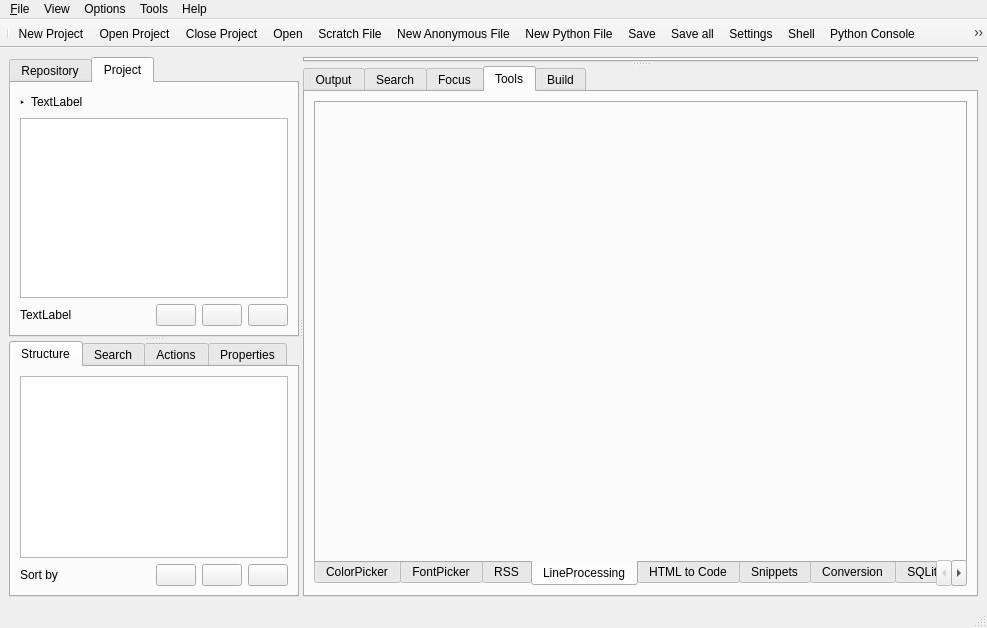
Qt form src/mainwindow.ui (jplozf/bside) before a commit.
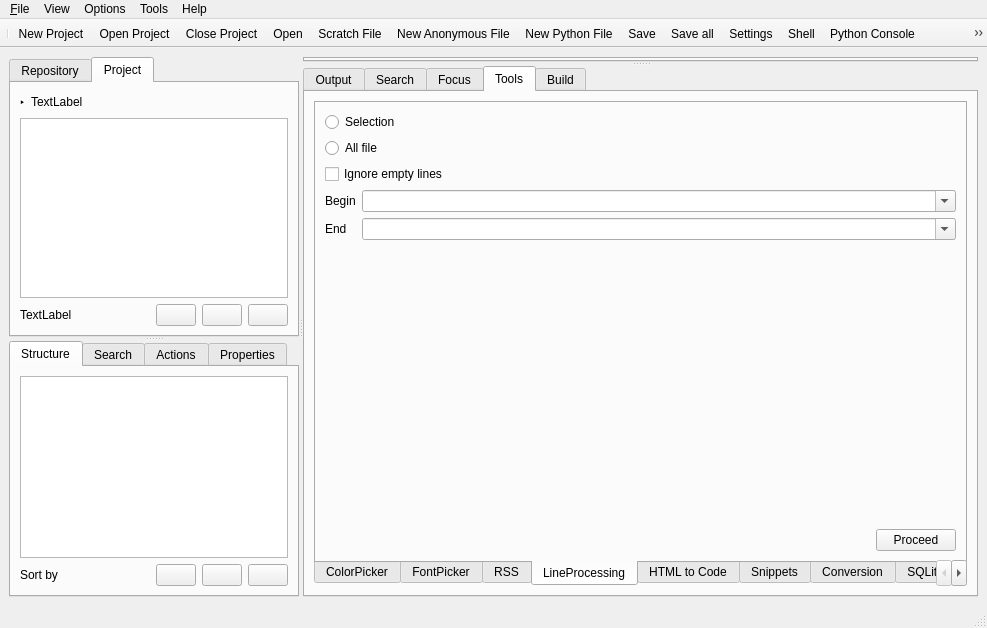
The same form after that commit. The open tabs and pages were chosen to show the change. Icons and pictures are not drawn.

```diff
--- a/src/mainwindow.ui
+++ b/src/mainwindow.ui
@@ -636,6 +636,105 @@
              <attribute name="title">
               <string>LineProcessing</string>
              </attribute>
+             <layout class="QGridLayout" name="gridLayout_25">
+              <item row="0" column="0">
+               <layout class="QVBoxLayout" name="verticalLayout_11">
+                <item>
+                 <widget class="QRadioButton" name="radioButton_2">
+                  <property name="text">
+                   <string>Selection</string>
+                  </property>
+                 </widget>
+                </item>
+                <item>
+                 <widget class="QRadioButton" name="radioButton">
+                  <property name="text">
+                   <string>All file</string>
+                  </property>
+                 </widget>
+                </item>
+                <item>
+                 <widget class="QCheckBox" name="checkBox">
+                  <property name="text">
+                   <string>Ignore empty lines</string>
+                  </property>
+                 </widget>
+                </item>
+                <item>
+                 <layout class="QFormLayout" name="formLayout_3">
+                  <property name="fieldGrowthPolicy">
+                   <enum>QFormLayout::AllNonFixedFieldsGrow</enum>
+                  </property>
+                  <item row="0" column="0">
+                   <widget class="QLabel" name="label_4">
+                    <property name="text">
+                     <string>Begin</string>
+                    </property>
+                   </widget>
+                  </item>
+                  <item row="1" column="0">
+                   <widget class="QLabel" name="label_6">
+                    <property name="text">
+                     <string>End</string>
+                    </property>
+                   </widget>
+                  </item>
+                  <item row="0" column="1">
+                   <widget class="QComboBox" name="comboBox">
+                    <property name="editable">
+                     <bool>true</bool>
+                    </property>
+                   </widget>
+                  </item>
+                  <item row="1" column="1">
+                   <widget class="QComboBox" name="comboBox_2">
+                    <property name="editable">
+                     <bool>true</bool>
+                    </property>
+                   </widget>
+                  </item>
+                 </layout>
+                </item>
+                <item>
+                 <spacer name="verticalSpacer_6">
+                  <property name="orientation">
+                   <enum>Qt::Vertical</enum>
+                  </property>
+                  <property name="sizeHint" stdset="0">
+                   <size>
+                    <width>20</width>
+                    <height>40</height>
+                   </size>
+                  </property>
+                 </spacer>
+                </item>
+                <item>
+                 <layout class="QHBoxLayout" name="horizontalLayout_13">
+                  <item>
+                   <spacer name="horizontalSpacer_9">
+                    <property name="orientation">
+                     <enum>Qt::Horizontal</enum>
+                    </property>
+                    <property name="sizeHint" stdset="0">
+                     <size>
+                      <width>40</width>
+                      <height>20</height>
+                     </size>
+                    </property>
+                   </spacer>
+                  </item>
+                  <item>
+                   <widget class="QPushButton" name="pushButton">
+                    <property name="text">
+                     <string>Proceed</string>
+                    </property>
+                   </widget>
+                  </item>
+                 </layout>
+                </item>
+               </layout>
+              </item>
+             </layout>
             </widget>
             <widget class="QWidget" name="tabHTMLToCode">
              <attribute name="title">
```
Left out of the diff: 57 changed lines with no effect on the pictures.
